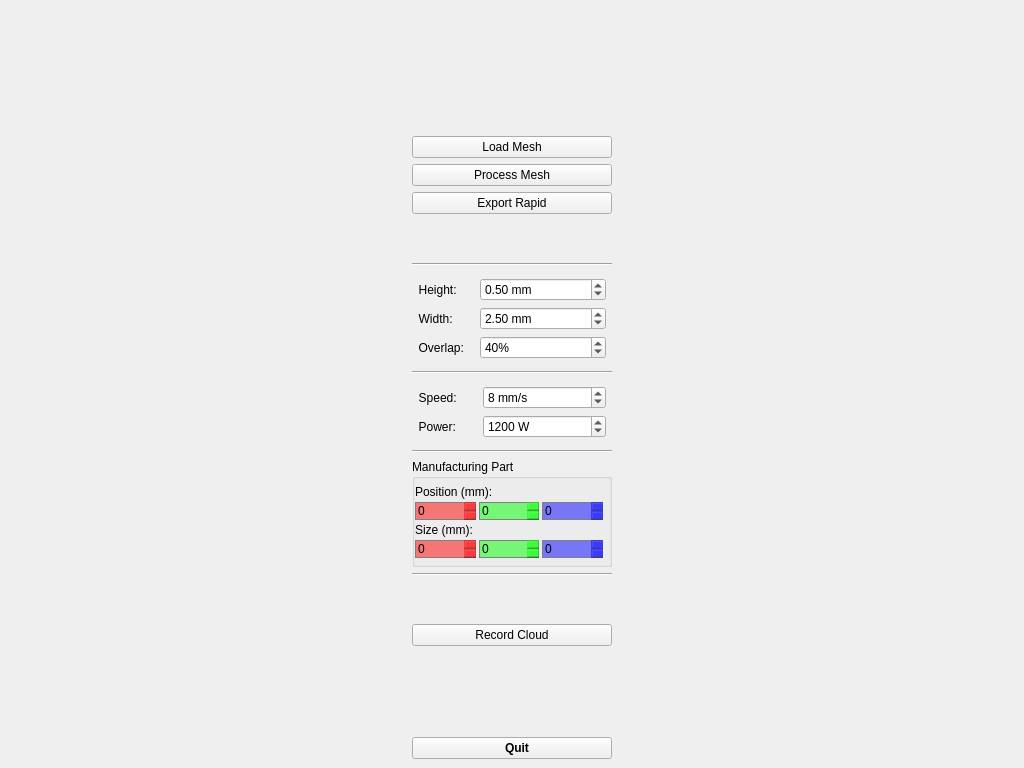
Qt form proper_planning/resources/robviz.ui (openlmd/proper) before a commit.
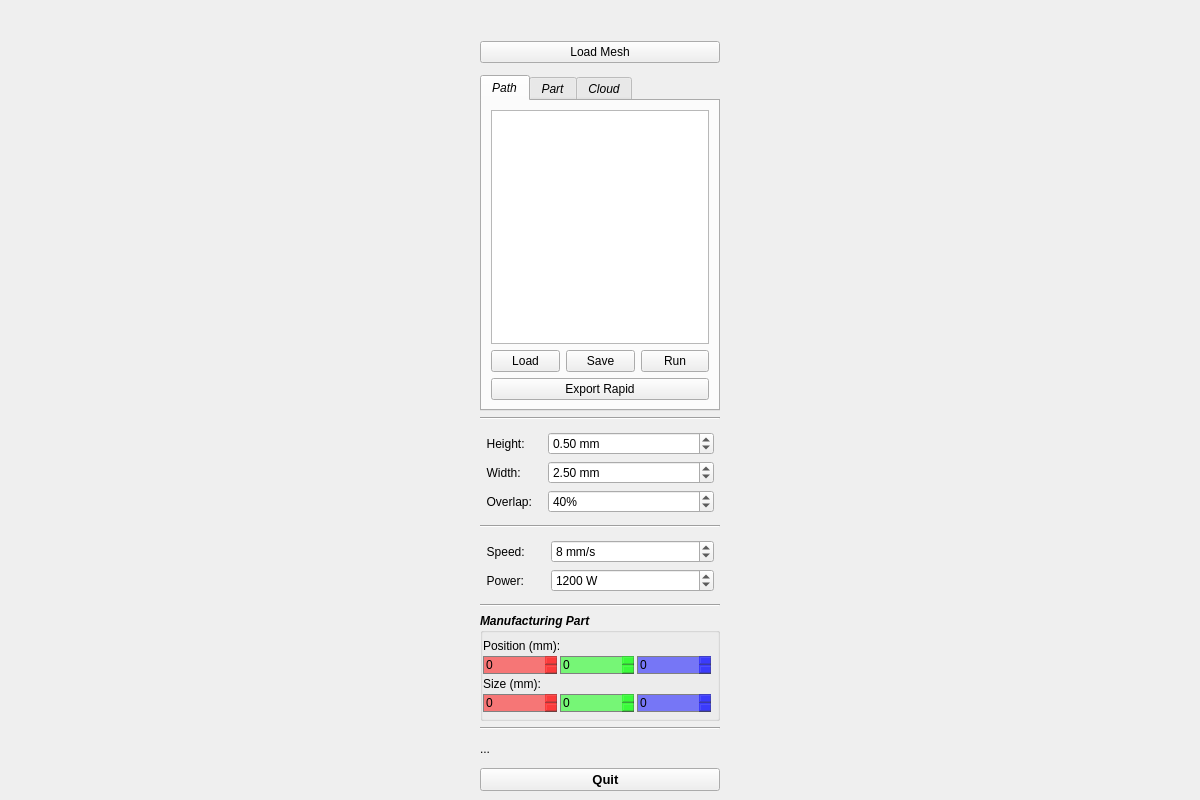
The same form after that commit. Icons and pictures are not drawn.

The edit to the form file:
```diff
--- a/proper_planning/resources/robviz.ui
+++ b/proper_planning/resources/robviz.ui
@@ -6,8 +6,8 @@
    <rect>
     <x>0</x>
     <y>0</y>
-    <width>1024</width>
-    <height>768</height>
+    <width>1200</width>
+    <height>800</height>
    </rect>
   </property>
   <property name="sizePolicy">
@@ -31,8 +31,8 @@
   <property name="font">
    <font>
     <pointsize>9</pointsize>
-    <weight>75</weight>
-    <bold>true</bold>
+    <weight>50</weight>
+    <bold>false</bold>
    </font>
   </property>
   <property name="windowTitle">
@@ -58,13 +58,13 @@
    <property name="font">
     <font>
      <pointsize>9</pointsize>
-     <weight>75</weight>
+     <weight>50</weight>
      <italic>false</italic>
-     <bold>true</bold>
+     <bold>false</bold>
     </font>
    </property>
    <layout class="QGridLayout" name="gridLayout">
-    <item row="8" column="1">
+    <item row="7" column="1">
      <layout class="QFormLayout" name="formLayout">
       <property name="fieldGrowthPolicy">
        <enum>QFormLayout::AllNonFixedFieldsGrow</enum>
@@ -188,28 +188,28 @@
       </item>
      </layout>
     </item>
-    <item row="7" column="1">
+    <item row="6" column="1">
      <widget class="Line" name="line_2">
       <property name="orientation">
        <enum>Qt::Horizontal</enum>
       </property>
      </widget>
     </item>
-    <item row="9" column="1">
+    <item row="8" column="1">
      <widget class="Line" name="line">
       <property name="orientation">
        <enum>Qt::Horizontal</enum>
       </property>
      </widget>
     </item>
-    <item row="0" column="0" rowspan="19">
+    <item row="0" column="0" rowspan="17">
      <layout class="QHBoxLayout" name="boxPlot">
       <property name="spacing">
        <number>0</number>
       </property>
      </layout>
     </item>
-    <item row="18" column="1">
+    <item row="16" column="1">
      <widget class="QPushButton" name="btnQuit">
       <property name="enabled">
        <bool>true</bool>
@@ -222,19 +222,19 @@
       </property>
       <property name="minimumSize">
        <size>
-        <width>200</width>
+        <width>240</width>
         <height>0</height>
        </size>
       </property>
       <property name="maximumSize">
        <size>
-        <width>200</width>
+        <width>240</width>
         <height>16777215</height>
        </size>
       </property>
       <property name="font">
        <font>
-        <pointsize>9</pointsize>
+        <pointsize>10</pointsize>
         <weight>75</weight>
         <bold>true</bold>
        </font>
@@ -255,14 +255,14 @@
       </property>
      </widget>
     </item>
-    <item row="11" column="1">
-     <widget class="Line" name="line_3">
-      <property name="orientation">
-       <enum>Qt::Horizontal</enum>
-      </property>
-     </widget>
-    </item>
     <item row="10" column="1">
+     <widget class="Line" name="line_3">
+      <property name="orientation">
+       <enum>Qt::Horizontal</enum>
+      </property>
+     </widget>
+    </item>
+    <item row="9" column="1">
      <layout class="QFormLayout" name="formLayout_2">
       <property name="topMargin">
        <number>6</number>
@@ -348,13 +348,14 @@
       </item>
      </layout>
     </item>
-    <item row="12" column="1">
+    <item row="11" column="1">
      <widget class="QGroupBox" name="groupBox">
       <property name="font">
        <font>
         <pointsize>9</pointsize>
-        <weight>50</weight>
-        <bold>false</bold>
+        <weight>75</weight>
+        <italic>true</italic>
+        <bold>true</bold>
        </font>
       </property>
       <property name="title">
@@ -381,6 +382,9 @@
          <property name="font">
           <font>
            <pointsize>9</pointsize>
+           <weight>50</weight>
+           <italic>false</italic>
+           <bold>false</bold>
           </font>
          </property>
          <property name="text">
@@ -398,6 +402,7 @@
            <property name="font">
             <font>
              <weight>50</weight>
+             <italic>false</italic>
              <bold>false</bold>
             </font>
            </property>
@@ -434,6 +439,7 @@
            <property name="font">
             <font>
              <weight>50</weight>
+             <italic>false</italic>
              <bold>false</bold>
             </font>
            </property>
@@ -472,6 +478,7 @@
            <property name="font">
             <font>
              <weight>50</weight>
+             <italic>false</italic>
              <bold>false</bold>
             </font>
            </property>
@@ -503,6 +510,9 @@
          <property name="font">
           <font>
            <pointsize>9</pointsize>
+           <weight>50</weight>
+           <italic>false</italic>
+           <bold>false</bold>
           </font>
          </property>
          <property name="text">
@@ -520,6 +530,7 @@
            <property name="font">
             <font>
              <weight>50</weight>
+             <italic>false</italic>
              <bold>false</bold>
             </font>
            </property>
@@ -556,6 +567,7 @@
            <property name="font">
             <font>
              <weight>50</weight>
+             <italic>false</italic>
              <bold>false</bold>
             </font>
            </property>
@@ -594,6 +606,7 @@
            <property name="font">
             <font>
              <weight>50</weight>
+             <italic>false</italic>
              <bold>false</bold>
             </font>
            </property>
@@ -623,7 +636,7 @@
       </layout>
      </widget>
     </item>
-    <item row="13" column="1">
+    <item row="12" column="1">
      <widget class="Line" name="line_4">
       <property name="orientation">
        <enum>Qt::Horizontal</enum>
@@ -634,13 +647,13 @@
      <widget class="QPushButton" name="btnLoad">
       <property name="minimumSize">
        <size>
-        <width>200</width>
+        <width>240</width>
         <height>0</height>
        </size>
       </property>
       <property name="maximumSize">
        <size>
-        <width>200</width>
+        <width>240</width>
         <height>16777215</height>
        </size>
       </property>
@@ -655,87 +668,6 @@
       </property>
      </widget>
     </item>
-    <item row="4" column="1">
-     <widget class="QPushButton" name="btnProcessMesh">
-      <property name="minimumSize">
-       <size>
-        <width>200</width>
-        <height>0</height>
-       </size>
-      </property>
-      <property name="maximumSize">
-       <size>
-        <width>200</width>
-        <height>16777215</height>
-       </size>
-      </property>
-      <property name="font">
-       <font>
-        <weight>50</weight>
-        <bold>false</bold>
-       </font>
-      </property>
-      <property name="text">
-       <string>Process Mesh</string>
-      </property>
-     </widget>
-    </item>
-    <item row="5" column="1">
-     <widget class="QPushButton" name="btnSaveRapid">
-      <property name="minimumSize">
-       <size>
-        <width>200</width>
-        <height>0</height>
-       </size>
-      </property>
-      <property name="maximumSize">
-       <size>
-        <width>200</width>
-        <height>16777215</height>
-       </size>
-      </property>
-      <property name="font">
-       <font>
-        <weight>50</weight>
-        <italic>false</italic>
-        <bold>false</bold>
-       </font>
-      </property>
-      <property name="text">
-       <string>Export Rapid</string>
-      </property>
-     </widget>
-    </item>
-    <item row="15" column="1">
-     <widget class="QPushButton" name="btnRecord">
-      <property name="minimumSize">
-       <size>
-        <width>200</width>
-        <height>0</height>
-       </size>
-      </property>
-      <property name="maximumSize">
-       <size>
-        <width>200</width>
-        <height>16777215</height>
-       </size>
-      </property>
-      <property name="font">
-       <font>
-        <pointsize>9</pointsize>
-        <weight>50</weight>
-        <italic>false</italic>
-        <bold>false</bold>
-       </font>
-      </property>
-      <property name="text">
-       <string>Record Cloud</string>
-      </property>
-      <property name="checkable">
-       <bool>true</bool>
-      </property>
-     </widget>
-    </item>
     <item row="1" column="1">
      <widget class="QLabel" name="lblLogo">
       <property name="frameShape">
@@ -755,6 +687,201 @@
       </property>
      </widget>
     </item>
+    <item row="5" column="1">
+     <widget class="QTabWidget" name="tabWidget">
+      <property name="minimumSize">
+       <size>
+        <width>240</width>
+        <height>0</height>
+       </size>
+      </property>
+      <property name="maximumSize">
+       <size>
+        <width>240</width>
+        <height>16777215</height>
+       </size>
+      </property>
+      <property name="font">
+       <font>
+        <italic>true</italic>
+       </font>
+      </property>
+      <property name="currentIndex">
+       <number>0</number>
+      </property>
+      <widget class="QWidget" name="tab">
+       <attribute name="title">
+        <string>Path</string>
+       </attribute>
+       <layout class="QGridLayout" name="gridLayout_2">
+        <item row="5" column="0">
+         <widget class="QPushButton" name="btnSaveRapid">
+          <property name="minimumSize">
+           <size>
+            <width>0</width>
+            <height>0</height>
+           </size>
+          </property>
+          <property name="maximumSize">
+           <size>
+            <width>16777215</width>
+            <height>16777215</height>
+           </size>
+          </property>
+          <property name="font">
+           <font>
+            <weight>50</weight>
+            <italic>false</italic>
+            <bold>false</bold>
+           </font>
+          </property>
+          <property name="text">
+           <string>Export Rapid</string>
+          </property>
+         </widget>
+        </item>
+        <item row="0" column="0">
+         <widget class="QListWidget" name="listWidgetPoses">
+          <property name="font">
+           <font>
+            <weight>50</weight>
+            <italic>false</italic>
+            <bold>false</bold>
+           </font>
+          </property>
+         </widget>
+        </item>
+        <item row="1" column="0">
+         <layout class="QGridLayout" name="gridLayout_5">
+          <item row="0" column="0">
+           <widget class="QPushButton" name="btnLoadPath">
+            <property name="maximumSize">
+             <size>
+              <width>16777215</width>
+              <height>16777215</height>
+             </size>
+            </property>
+            <property name="font">
+             <font>
+              <italic>false</italic>
+             </font>
+            </property>
+            <property name="text">
+             <string>Load</string>
+            </property>
+           </widget>
+          </item>
+          <item row="0" column="1">
+           <widget class="QPushButton" name="btnSavePath">
+            <property name="font">
+             <font>
+              <italic>false</italic>
+             </font>
+            </property>
+            <property name="text">
+             <string>Save</string>
+            </property>
+           </widget>
+          </item>
+          <item row="0" column="2">
+           <widget class="QPushButton" name="btnRunPath">
+            <property name="font">
+             <font>
+              <italic>false</italic>
+             </font>
+            </property>
+            <property name="text">
+             <string>Run</string>
+            </property>
+           </widget>
+          </item>
+         </layout>
+        </item>
+       </layout>
+      </widget>
+      <widget class="QWidget" name="tab_2">
+       <attribute name="title">
+        <string>Part</string>
+       </attribute>
+       <layout class="QGridLayout" name="gridLayout_4">
+        <item row="0" column="0">
+         <widget class="QPushButton" name="btnProcessMesh">
+          <property name="minimumSize">
+           <size>
+            <width>0</width>
+            <height>0</height>
+           </size>
+          </property>
+          <property name="maximumSize">
+           <size>
+            <width>16777215</width>
+            <height>16777215</height>
+           </size>
+          </property>
+          <property name="font">
+           <font>
+            <italic>false</italic>
+           </font>
+          </property>
+          <property name="text">
+           <string>Process Mesh</string>
+          </property>
+         </widget>
+        </item>
+       </layout>
+      </widget>
+      <widget class="QWidget" name="tab_3">
+       <attribute name="title">
+        <string>Cloud</string>
+       </attribute>
+       <layout class="QGridLayout" name="gridLayout_3">
+        <item row="0" column="0">
+         <widget class="QPushButton" name="btnRecord">
+          <property name="minimumSize">
+           <size>
+            <width>0</width>
+            <height>0</height>
+           </size>
+          </property>
+          <property name="maximumSize">
+           <size>
+            <width>16777215</width>
+            <height>16777215</height>
+           </size>
+          </property>
+          <property name="font">
+           <font>
+            <pointsize>9</pointsize>
+            <weight>50</weight>
+            <italic>false</italic>
+            <bold>false</bold>
+           </font>
+          </property>
+          <property name="text">
+           <string>Record Cloud</string>
+          </property>
+          <property name="checkable">
+           <bool>true</bool>
+          </property>
+         </widget>
+        </item>
+       </layout>
+      </widget>
+     </widget>
+    </item>
+    <item row="14" column="1">
+     <widget class="QLabel" name="lblInfo">
+      <property name="font">
+       <font>
+        <weight>50</weight>
+        <bold>false</bold>
+       </font>
+      </property>
+      <property name="text">
+       <string>...</string>
+      </property>
+     </widget>
+    </item>
    </layout>
   </widget>
  </widget>
```
